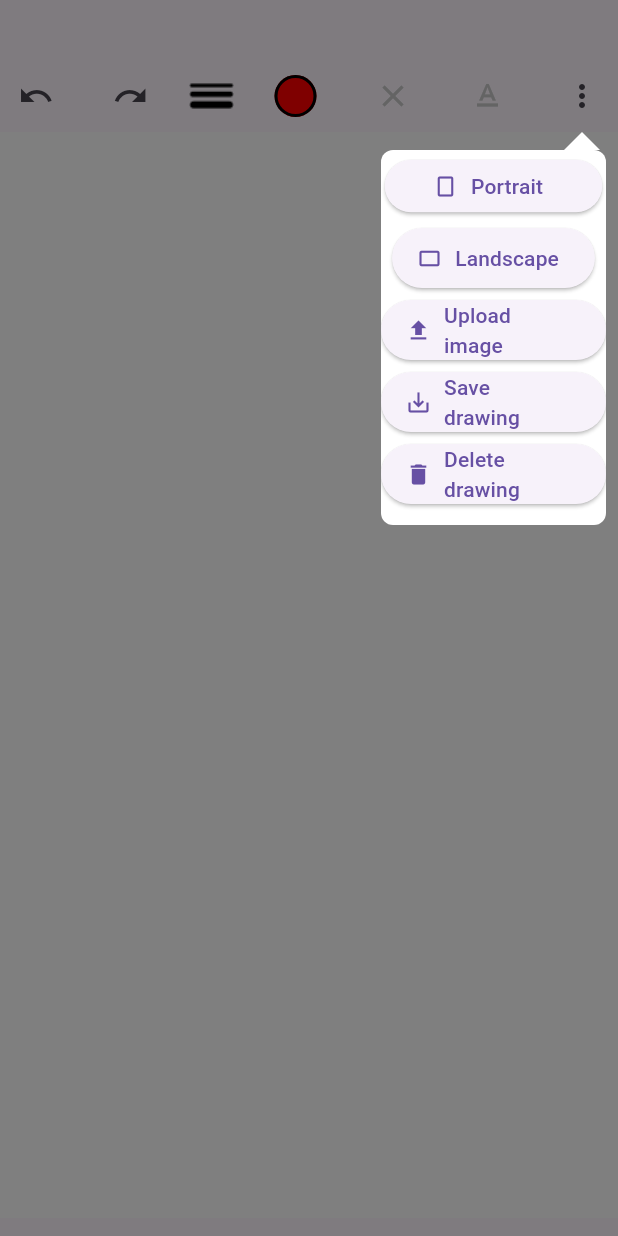
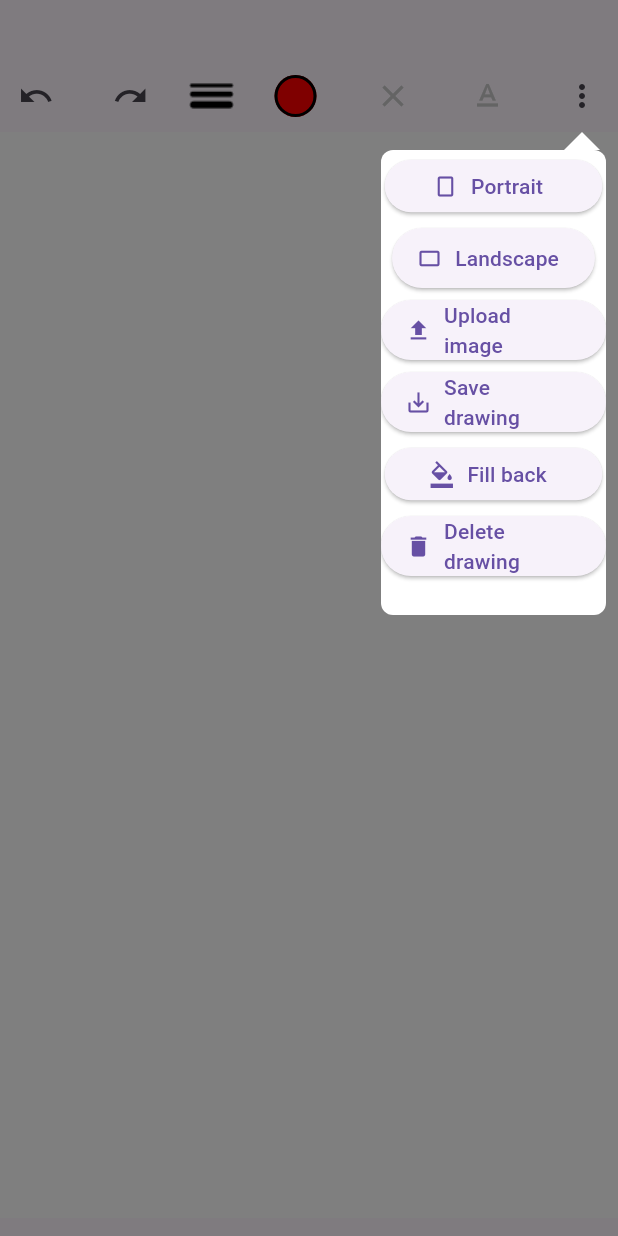
Before and after one commit to IvanPartalo/drawing-app-flutter, a Flutter app: the screen it shows after launch, after a tap on the "more vert" icon, on a phone screen of 412 x 824 dp. Run offline on Flutter 3.47's test engine with Material 3 defaults, Android fonts, the light colour scheme and no system bars; our stand-ins replace flutter_colorpicker, gallery_saver, image_picker, popover, toastification; missing offline and left inert: random_string_generator.

Commit message:
background color and some bug fixing

```diff
--- /dev/null
+++ b/lib/components/drawing_painter.dart
@@ -0,0 +1,84 @@
+import 'dart:io';
+
+import 'package:flutter/cupertino.dart';
+import 'package:painter_app/components/display_text.dart';
+import 'package:painter_app/components/line.dart';
+import 'dart:ui' as ui;
+
+class DrawingPainter extends CustomPainter {
+  late List<Line> linesToDraw;
+  final List<DisplayText> texts;
+  late File image;
+  late ui.Image backgroundImage;
+  bool backgroundChosen = false;
+  bool imageLoaded = false;
+  late Size painterCanvasSize;
+  final Matrix4 transformationMatrix;
+  final Color backgroundColor;
+
+  DrawingPainter(List<Line> lines, ui.Image i, this.backgroundChosen, this.imageLoaded, this.transformationMatrix,
+      this.texts, this.backgroundColor){
+    if(lines == null){
+      linesToDraw = [];
+    }else {
+      linesToDraw = lines;
+    }
+    backgroundImage = i;
+  }
+  @override
+  void paint(Canvas canvas, Size size) {
+    canvas.save();
+    canvas.transform(transformationMatrix.storage);
+    final paint = Paint();
+    painterCanvasSize = size;
+    //deo za bojenje pozadine moze biti problem ako stalno iterativno crta pa da usporava
+    Path mainBackground = Path();
+    mainBackground.addRect(Rect.fromLTRB(0, 0, size.width, size.height));
+    paint.color = backgroundColor;
+    canvas.drawPath(mainBackground, paint);
+    if(backgroundChosen && imageLoaded){
+      double scale = getScaleFactor(backgroundImage, size);
+      double dx = (size.width - backgroundImage.width.toDouble() * scale ) / 2;
+      double dy = (size.height - backgroundImage.height.toDouble() * scale ) / 2;
+      canvas.save();
+      canvas.translate(dx, dy);
+      canvas.scale(scale, scale);
+      canvas.drawImage(backgroundImage, Offset.zero, paint);
+      canvas.restore();
+    }
+    for(var line in linesToDraw){
+      paint.color = line.color;
+      paint.strokeWidth = line.thickness;
+      for(var i = 0; i < line.points.length - 1; i++){
+        final currentPoint = line.points[i];
+        final nextPoint = line.points[i+1];
+        canvas.drawLine(currentPoint, nextPoint, paint);
+      }
+    }
+    for (var textInfo in texts){
+      final textSpan = TextSpan(text: textInfo.text, style: TextStyle(color: textInfo.textColor, fontSize: textInfo.fontSize));
+      final textPainter = TextPainter(text: textSpan, textDirection: TextDirection.ltr);
+      textPainter.layout();
+      textPainter.paint(canvas, textInfo.position);
+    }
+    canvas.restore();
+  }
+
+  @override
+  bool shouldRepaint(covariant DrawingPainter oldDelegate) {
+    //mozda bih mogao promeniti kada se ponovo crta kako bih optimizovao aplikaciju
+    return true;
+  }
+
+  double getScaleFactor(ui.Image image, Size size){
+    double scaleX = size.width / image.width.toDouble();
+    double scaleY = size.height / image.height.toDouble();
+    double scale = scaleX < scaleY ? scaleX : scaleY;
+    return scale;
+  }
+
+  Size getCanvasSize(){
+    return painterCanvasSize;
+  }
+
+}
--- a/lib/home_screen.dart
+++ b/lib/home_screen.dart
@@ -7,6 +7,7 @@ import 'package:flutter/services.dart';
 import 'package:gallery_saver/gallery_saver.dart';
 import 'package:image_picker/image_picker.dart';
 import 'package:painter_app/components/display_text.dart';
+import 'package:painter_app/components/drawing_painter.dart';
 import 'package:painter_app/components/line.dart';
 import 'package:painter_app/menu/pop_up_button.dart';
 import 'package:painter_app/menu/pop_up_color.dart';
@@ -25,6 +26,7 @@ typedef SetLandscapeCallback = void Function();
 typedef SetPortraitCallback = void Function();
 typedef SaveImageCallback = void Function();
 typedef UploadImageCallback = void Function();
+typedef SetBackgroundCallback = void Function();
 
 class HomeScreen extends StatefulWidget {
   const HomeScreen({super.key});
@@ -36,10 +38,12 @@ class _HomeScreenState extends State<HomeScreen> {
   Line? currentLine;
   List<Line> currentLines = [];
   List<Line> undoLines = [];
+  List<DisplayText> undoText = [];
   Color selectedColor = Color.fromARGB(255, 255, 0, 0);
   double selectedThickness = 1.0;
   ui.Image? _image;
   ui.Image? placeHolderImage;
+  Color backgroundColor = Color.fromARGB(255, 255, 255, 255);
   bool backgroundChosen = false;
   bool imageLoaded = false;
   bool isPortrait = true;
@@ -217,6 +221,11 @@ class _HomeScreenState extends State<HomeScreen> {
     setState(() { isPortrait = true; });
     _deleteAll();
   }
+  void _setBackgroundColor(){
+    setState(() {
+      backgroundColor = selectedColor;
+    });
+  }
   void _saveAsImage() async{
     try {
       double scaleFactor = 1.5;
@@ -224,15 +233,15 @@ class _HomeScreenState extends State<HomeScreen> {
       Canvas canvas = Canvas(pictureRecorder);
       DrawingPainter painter;
       if(_image != null){
-        painter = DrawingPainter(currentLines, _image!, backgroundChosen, imageLoaded, transformationMatrix, texts);
+        painter = DrawingPainter(currentLines, _image!, backgroundChosen, imageLoaded, transformationMatrix, texts, backgroundColor);
       }
       else{
-        painter = DrawingPainter(currentLines, placeHolderImage!, backgroundChosen, imageLoaded, transformationMatrix, texts);
+        painter = DrawingPainter(currentLines, placeHolderImage!, backgroundChosen, imageLoaded, transformationMatrix, texts, backgroundColor);
       }
       Size? size = isPortrait ? const Size(360, 661.3) : const Size(731.3, 260);
       //moram da obojim pozadinu u belo rucno :(
       Paint paint = Paint();
-      paint.color = Color.fromARGB(255, 255, 255, 255);
+      paint.color = backgroundColor;
       canvas.scale(scaleFactor);
       canvas.drawRect(Rect.fromLTWH(0, 0, size!.width, size.height), paint);
       painter.paint(canvas, size);
@@ -286,10 +295,18 @@ class _HomeScreenState extends State<HomeScreen> {
                 IconButton(
                     onPressed: () {
                       setState(() {
-                        if(undoLines.length < 21) {
-                          undoLines.add(currentLines.last);
-                          currentLines.removeLast();
+                        if(isTyping){
+                          if(texts.isNotEmpty && undoText.length < 21){
+                            undoText.add(texts.last);
+                            texts.removeLast();
+                          }
+                        }else{
+                          if(currentLines.isNotEmpty && undoLines.length < 21) {
+                            undoLines.add(currentLines.last);
+                            currentLines.removeLast();
+                          }
                         }
+
                       });
                     },
                     icon: const Icon(Icons.undo)
@@ -297,9 +314,16 @@ class _HomeScreenState extends State<HomeScreen> {
                 IconButton(
                     onPressed: () {
                       setState(() {
-                        if(undoLines.isNotEmpty) {
-                          currentLines.add(undoLines.last);
-                          undoLines.removeLast();
+                        if(isTyping){
+                          if(undoText.isNotEmpty){
+                            texts.add(undoText.last);
+                            undoText.removeLast();
+                          }
+                        }else{
+                          if(undoLines.isNotEmpty) {
+                            currentLines.add(undoLines.last);
+                            undoLines.removeLast();
+                          }
                         }
                       });
                     },
@@ -330,7 +354,7 @@ class _HomeScreenState extends State<HomeScreen> {
                   },
                 ),
                 PopUpMore(onDeleteAll: _deleteAll, onSetLandscape: _setLandscapeMode, onSetPortrait: _setPortraitMode,
-                  onSaveImage: _saveAsImage, onUploadImage: showOptions,),
+                  onSaveImage: _saveAsImage, onUploadImage: showOptions, onBackgroundChange: _setBackgroundColor, isPortrait: isPortrait,),
               ],
             ),
             Row(
@@ -358,7 +382,7 @@ class _HomeScreenState extends State<HomeScreen> {
                   },
                   onPanUpdate: (details){
                       setState(() {
-                        if (currentLine == null) {
+                        if (currentLine == null || details.localPosition.dy < 0) {
                           return;
                         }
                         currentLine?.points.add(_transformOffset(details.localPosition));
@@ -377,8 +401,8 @@ class _HomeScreenState extends State<HomeScreen> {
                       child: CustomPaint(
                         size: Size.infinite,
                         painter: _image != null
-                            ? DrawingPainter(currentLines, _image!, backgroundChosen, imageLoaded, transformationMatrix, texts)
-                            : DrawingPainter(currentLines, placeHolderImage!, backgroundChosen, imageLoaded, transformationMatrix, texts),
+                            ? DrawingPainter(currentLines, _image!, backgroundChosen, imageLoaded, transformationMatrix, texts, backgroundColor)
+                            : DrawingPainter(currentLines, placeHolderImage!, backgroundChosen, imageLoaded, transformationMatrix, texts, backgroundColor),
 
                       ),
                     ),
@@ -414,80 +438,3 @@ class _HomeScreenState extends State<HomeScreen> {
   }
 
 }
-
-//IZDVOJITI KLASU U ZASEBAN FAJL!
-class DrawingPainter extends CustomPainter {
-  late List<Line> linesToDraw;
-  final List<DisplayText> texts;
-  late File image;
-  late ui.Image backgroundImage;
-  bool backgroundChosen = false;
-  bool imageLoaded = false;
-  late Size painterCanvasSize;
-  final Matrix4 transformationMatrix;
-
-  DrawingPainter(List<Line> lines, ui.Image i, this.backgroundChosen, this.imageLoaded, this.transformationMatrix, this.texts){
-    if(lines == null){
-      linesToDraw = [];
-    }else {
-      linesToDraw = lines;
-    }
-    backgroundImage = i;
-  }
-  @override
-  void paint(Canvas canvas, Size size) {
-    canvas.save();
-    canvas.transform(transformationMatrix.storage);
-    final paint = Paint();
-    painterCanvasSize = size;
-    //deo za bojenje pozadine moze biti problem ako stalno iterativno crta pa da usporava
-    Path mainBackground = Path();
-    mainBackground.addRect(Rect.fromLTRB(0, 0, size.width, size.height));
-    paint.color = Color.fromARGB(255, 255, 255, 255);
-    canvas.drawPath(mainBackground, paint);
-    if(backgroundChosen && imageLoaded){
-      double scale = getScaleFactor(backgroundImage, size);
-      double dx = (size.width - backgroundImage.width.toDouble() * scale ) / 2;
-      double dy = (size.height - backgroundImage.height.toDouble() * scale ) / 2;
-      canvas.save();
-      canvas.translate(dx, dy);
-      canvas.scale(scale, scale);
-      canvas.drawImage(backgroundImage, Offset.zero, paint);
-      canvas.restore();
-    }
-    for(var line in linesToDraw){
-      paint.color = line.color;
-      paint.strokeWidth = line.thickness;
-      for(var i = 0; i < line.points.length - 1; i++){
-        final currentPoint = line.points[i];
-        final nextPoint = line.points[i+1];
-        canvas.drawLine(currentPoint, nextPoint, paint);
-      }
-    }
-    for (var textInfo in texts){
-      final textSpan = TextSpan(text: textInfo.text, style: TextStyle(color: textInfo.textColor, fontSize: textInfo.fontSize));
-      final textPainter = TextPainter(text: textSpan, textDirection: TextDirection.ltr);
-      textPainter.layout();
-      textPainter.paint(canvas, textInfo.position);
-    }
-    canvas.restore();
-  }
-
-  @override
-  bool shouldRepaint(covariant DrawingPainter oldDelegate) {
-    //mozda bih mogao promeniti kada se ponovo crta kako bih optimizovao aplikaciju
-    return true;
-  }
-
-  double getScaleFactor(ui.Image image, Size size){
-    double scaleX = size.width / image.width.toDouble();
-    double scaleY = size.height / image.height.toDouble();
-    double scale = scaleX < scaleY ? scaleX : scaleY;
-    return scale;
-  }
-
-  Size getCanvasSize(){
-    return painterCanvasSize;
-  }
-
-}
--- a/lib/menu/more_menu.dart
+++ b/lib/menu/more_menu.dart
@@ -8,8 +8,9 @@ class MoreMenu extends StatelessWidget{
   final SetPortraitCallback onSetPortrait;
   final SaveImageCallback onSaveImage;
   final UploadImageCallback onUploadImage;
+  final SetBackgroundCallback onBackroundChange;
   const MoreMenu({super.key, required this.onDeleteAll, required this.onSetLandscape, required this.onSetPortrait,
-  required this.onSaveImage, required this.onUploadImage});
+  required this.onSaveImage, required this.onUploadImage, required this.onBackroundChange});
   @override
   Widget build(BuildContext context) {
     return Column(
@@ -98,6 +99,14 @@ class MoreMenu extends StatelessWidget{
 
         ),
         ElevatedButton.icon(
+          icon: const Icon(Icons.format_color_fill_outlined),
+          onPressed: () {
+            onBackroundChange();
+          },
+          label: Text("Fill back"),
+          style: ElevatedButton.styleFrom(minimumSize: Size(145, 35)),
+        ),
+        ElevatedButton.icon(
         icon: const Icon(Icons.delete),
         onPressed: () {
           Widget cancelButton = ElevatedButton(
--- a/lib/menu/pop_up_more.dart
+++ b/lib/menu/pop_up_more.dart
@@ -10,15 +10,19 @@ class PopUpMore extends StatelessWidget{
   final SetPortraitCallback onSetPortrait;
   final SaveImageCallback onSaveImage;
   final UploadImageCallback onUploadImage;
+  final SetBackgroundCallback onBackgroundChange;
+  final bool isPortrait;
   const PopUpMore({super.key, required this.onDeleteAll, required this.onSetLandscape, required this.onSetPortrait,
-  required this.onSaveImage, required this.onUploadImage});
+  required this.onSaveImage, required this.onUploadImage, required this.isPortrait, required this.onBackgroundChange});
 
   @override
   Widget build(BuildContext context) {
     return SizedBox(
         child: IconButton(
             onPressed: () {
-              showPopover(context: context, bodyBuilder: (context) => MoreMenu(
+              showPopover(context: context,
+                direction: isPortrait ? PopoverDirection.bottom : PopoverDirection.top,
+                bodyBuilder: (context) => MoreMenu(
                 onDeleteAll: (){
                   onDeleteAll();
                   Navigator.pop(context);
@@ -38,9 +42,13 @@ class PopUpMore extends StatelessWidget{
                 onUploadImage: (){
                   onUploadImage();
                 },
+                onBackroundChange: (){
+                  onBackgroundChange();
+                  Navigator.pop(context);
+                },
               ),
                 width: 150,
-                height: 250,);
+                height: 310,);
             },
             icon: const Icon(Icons.more_vert)
         ),
```
